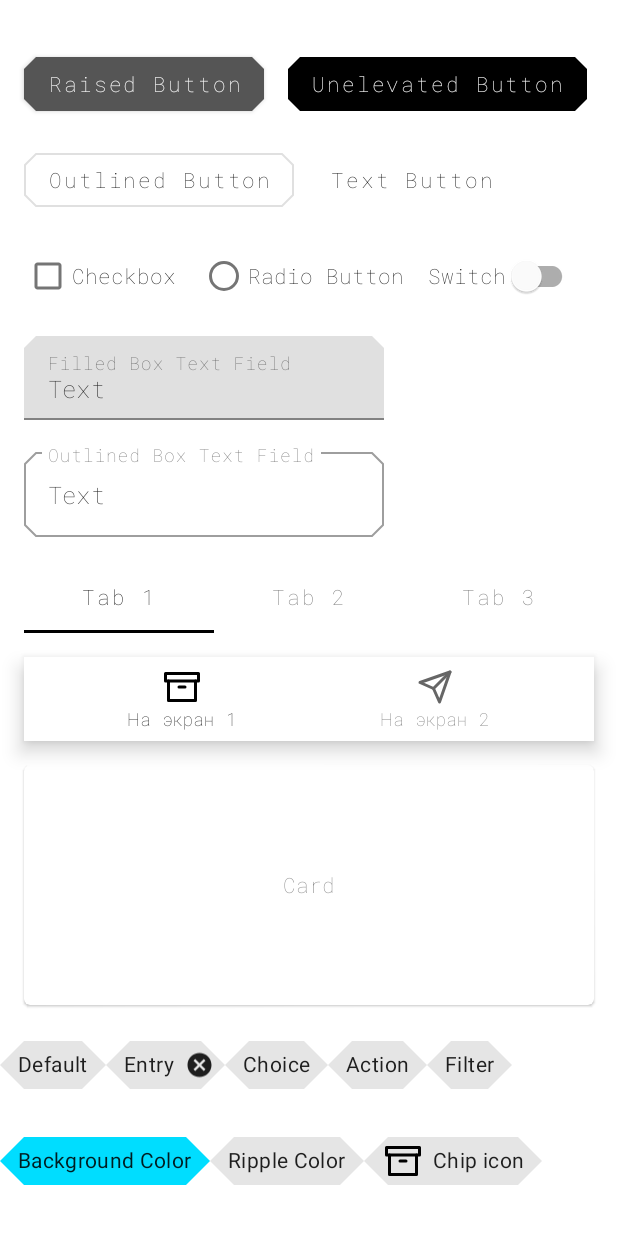
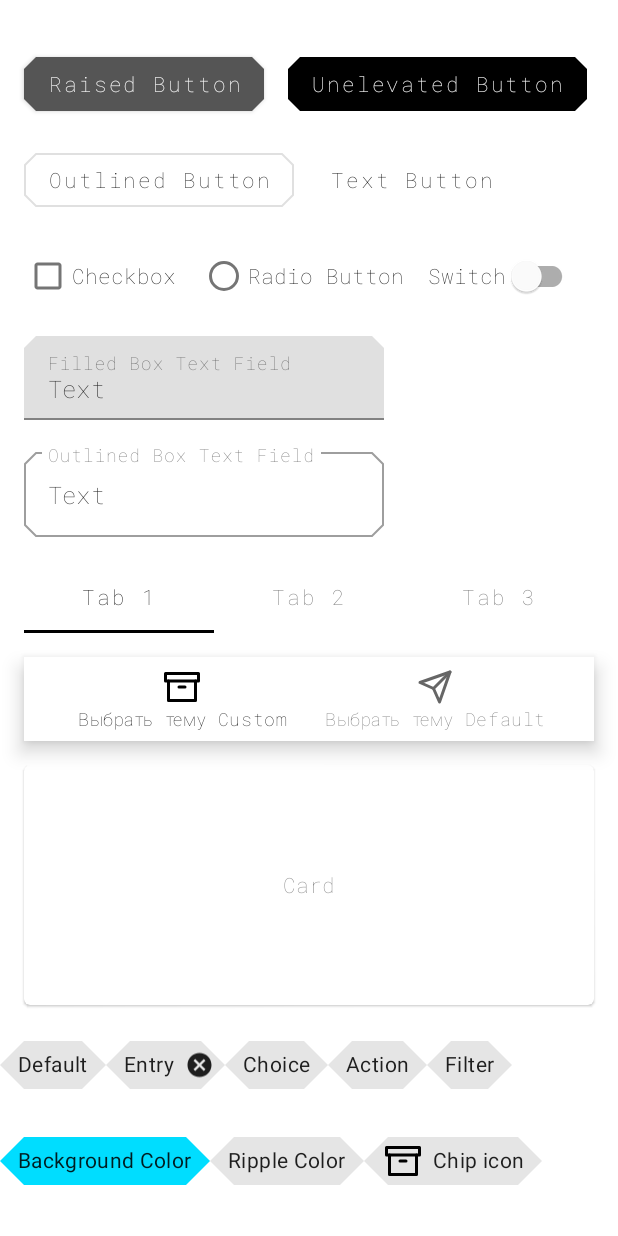
Before and after one commit to VadimPerestoronin/APOD, an Android app: the screen it shows after launch (MainActivity), after a tap on "Настройки", on a phone screen of 412 x 824 dp. Run offline under Robolectric (Android 15) with nearby library versions, the phone set to English and light mode, and no system bars; libraries missing offline, so code that uses them is left out: coil.api.load; pictures from the network do not load.

Commit message:
Lesson02

```diff
--- a/app/src/main/res/menu/menu_bottom_navigation.xml
+++ b/app/src/main/res/menu/menu_bottom_navigation.xml
@@ -4,10 +4,10 @@
         <item
             android:id="@+id/navigation_one"
             android:icon="@drawable/ic_archive"
-            android:title="На экран 1" />
+            android:title="@string/menu_bottom_1" />
         <item
             android:id="@+id/navigation_two"
             android:icon="@drawable/ic_send"
-            android:title="На экран 2" />
+            android:title="@string/menu_bottom_2" />
     </group>
 </menu>
--- a/app/src/main/res/values/strings.xml
+++ b/app/src/main/res/values/strings.xml
@@ -30,4 +30,6 @@
     <string name="horizontal">horizontal</string>
     <string name="scroll">scroll</string>
     <string name="close_icon_listener">Close Icon Listener</string>
+    <string name="menu_bottom_1">Выбрать тему Custom</string>
+    <string name="menu_bottom_2">Выбрать тему Default</string>
 </resources>
```
